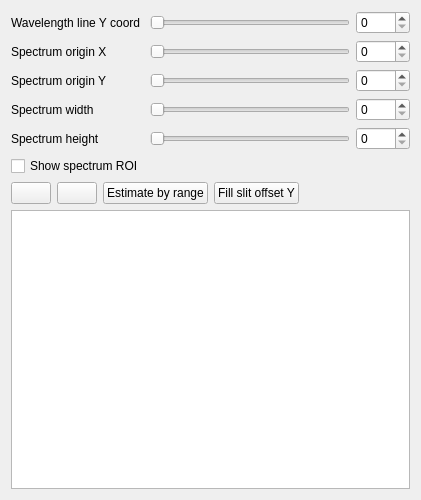
Before: the Qt Designer form openhsl/gui/device/wcd_form.ui in OpenHSL/OpenHSL, drawn with Qt 5.
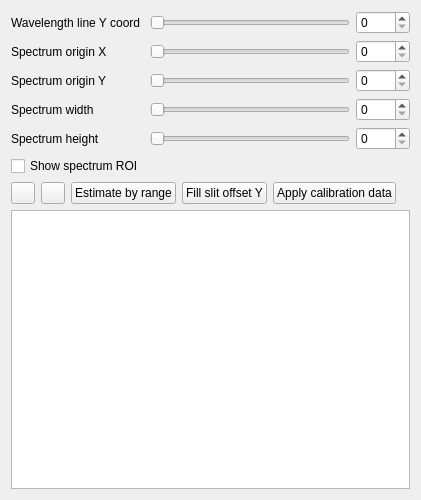
After: the same form once the commit is applied.

Commit message: add: gui: wavelength calibration table window: apply calibration data button

```diff
--- a/openhsl/gui/device/wcd_form.ui
+++ b/openhsl/gui/device/wcd_form.ui
@@ -178,6 +178,13 @@
        </property>
       </widget>
      </item>
+     <item>
+      <widget class="QPushButton" name="applyCalibrationData_pushButton">
+       <property name="text">
+        <string>Apply calibration data</string>
+       </property>
+      </widget>
+     </item>
      <item>
       <spacer name="horizontalSpacer_5">
        <property name="orientation">
```
The commit also changes 1 other file.
